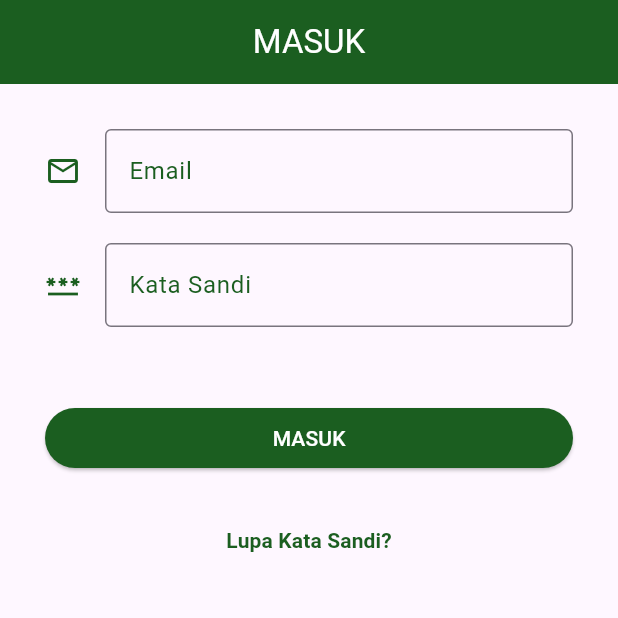
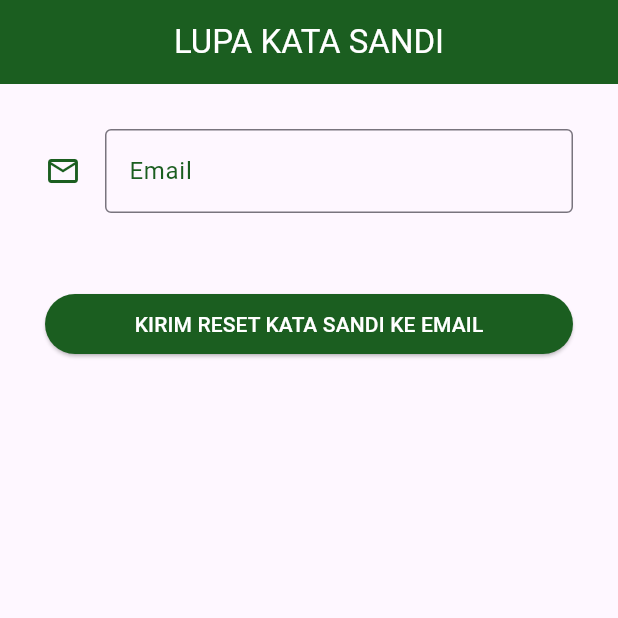
Before and after one commit to iqbalsuwandi20/presence, a Flutter app: the screen it shows after launch, after a tap on "Lupa Kata Sandi?", on a phone screen of 412 x 824 dp, the top half of it. Run offline on Flutter 3.47's test engine with Material 3 defaults, Android fonts, the phone set to English and light mode, and no system bars; our stand-ins replace cloud_firestore, firebase_auth, firebase_core, get; accounts and stored records are empty.

Commit message:
berhasil membuat forget password

```diff
--- /dev/null
+++ b/lib/app/modules/forget_password/bindings/forget_password_binding.dart
@@ -0,0 +1,12 @@
+import 'package:get/get.dart';
+
+import '../controllers/forget_password_controller.dart';
+
+class ForgetPasswordBinding extends Bindings {
+  @override
+  void dependencies() {
+    Get.lazyPut<ForgetPasswordController>(
+      () => ForgetPasswordController(),
+    );
+  }
+}
--- /dev/null
+++ b/lib/app/modules/forget_password/controllers/forget_password_controller.dart
@@ -0,0 +1,33 @@
+import 'package:firebase_auth/firebase_auth.dart';
+import 'package:flutter/material.dart';
+import 'package:get/get.dart';
+
+class ForgetPasswordController extends GetxController {
+  TextEditingController emailC = TextEditingController();
+
+  RxBool isLoading = false.obs;
+
+  FirebaseAuth auth = FirebaseAuth.instance;
+
+  Future<void> sendEmailResetPassword() async {
+    if (emailC.text.isNotEmpty) {
+      isLoading.value = true;
+      try {
+        await auth.sendPasswordResetEmail(email: emailC.text);
+
+        Get.back();
+
+        Get.snackbar("BERHASIL",
+            "Mohon cek kembali kotak email anda, karena sudah dikirim link untuk reset kata sandi!");
+      } catch (e) {
+        Get.snackbar("TERJADI KESALAHAN",
+            "Tidak dapat mengirim link email untuk reset kata sandi");
+      } finally {
+        isLoading.value = false;
+      }
+    } else {
+      isLoading.value = false;
+      Get.snackbar("TERJADI KESALAHAN", "Data tidak boleh kosong");
+    }
+  }
+}
--- /dev/null
+++ b/lib/app/modules/forget_password/views/forget_password_view.dart
@@ -0,0 +1,60 @@
+import 'package:flutter/material.dart';
+import 'package:get/get.dart';
+
+import '../controllers/forget_password_controller.dart';
+
+class ForgetPasswordView extends GetView<ForgetPasswordController> {
+  const ForgetPasswordView({super.key});
+  @override
+  Widget build(BuildContext context) {
+    return Scaffold(
+      appBar: AppBar(
+        title: const Text(
+          'LUPA KATA SANDI',
+          style: TextStyle(color: Colors.white),
+        ),
+        centerTitle: true,
+        leading: SizedBox(),
+        backgroundColor: Colors.green[900],
+      ),
+      body: ListView(
+        padding: EdgeInsets.all(30),
+        children: [
+          TextField(
+            controller: controller.emailC,
+            autocorrect: false,
+            textInputAction: TextInputAction.next,
+            keyboardType: TextInputType.emailAddress,
+            cursorColor: Colors.green[900],
+            decoration: InputDecoration(
+                labelText: "Email",
+                labelStyle: TextStyle(color: Colors.green[900]),
+                icon: Icon(Icons.email_outlined, color: Colors.green[900]),
+                border: OutlineInputBorder()),
+          ),
+          SizedBox(
+            height: 50,
+          ),
+          Obx(
+            () {
+              return ElevatedButton(
+                  style: ElevatedButton.styleFrom(
+                      backgroundColor: Colors.green[900]),
+                  onPressed: () async {
+                    if (controller.isLoading.isFalse) {
+                      await controller.sendEmailResetPassword();
+                    }
+                  },
+                  child: Text(
+                    controller.isLoading.isFalse
+                        ? "KIRIM RESET KATA SANDI KE EMAIL"
+                        : "TUNGGU YA..",
+                    style: TextStyle(color: Colors.white),
+                  ));
+            },
+          ),
+        ],
+      ),
+    );
+  }
+}
--- a/lib/app/modules/login/views/login_view.dart
+++ b/lib/app/modules/login/views/login_view.dart
@@ -1,6 +1,7 @@
 import 'package:flutter/material.dart';
 import 'package:get/get.dart';
 
+import '../../../routes/app_pages.dart';
 import '../controllers/login_controller.dart';
 
 class LoginView extends GetView<LoginController> {
@@ -69,7 +70,9 @@ class LoginView extends GetView<LoginController> {
             height: 20,
           ),
           TextButton(
-              onPressed: () {},
+              onPressed: () {
+                Get.toNamed(Routes.FORGET_PASSWORD);
+              },
               child: Text(
                 "Lupa Kata Sandi?",
                 style: TextStyle(
--- a/lib/app/routes/app_routes.dart
+++ b/lib/app/routes/app_routes.dart
@@ -7,6 +7,7 @@ abstract class Routes {
   static const ADD_PEGAWAI = _Paths.ADD_PEGAWAI;
   static const LOGIN = _Paths.LOGIN;
   static const NEW_PASSWORD = _Paths.NEW_PASSWORD;
+  static const FORGET_PASSWORD = _Paths.FORGET_PASSWORD;
 }
 
 abstract class _Paths {
@@ -15,4 +16,5 @@ abstract class _Paths {
   static const ADD_PEGAWAI = '/add-pegawai';
   static const LOGIN = '/login';
   static const NEW_PASSWORD = '/new-password';
+  static const FORGET_PASSWORD = '/forget-password';
 }
```
Also changed, not shown: lib/app/routes/app_pages.dart (+7 -0 lines).
